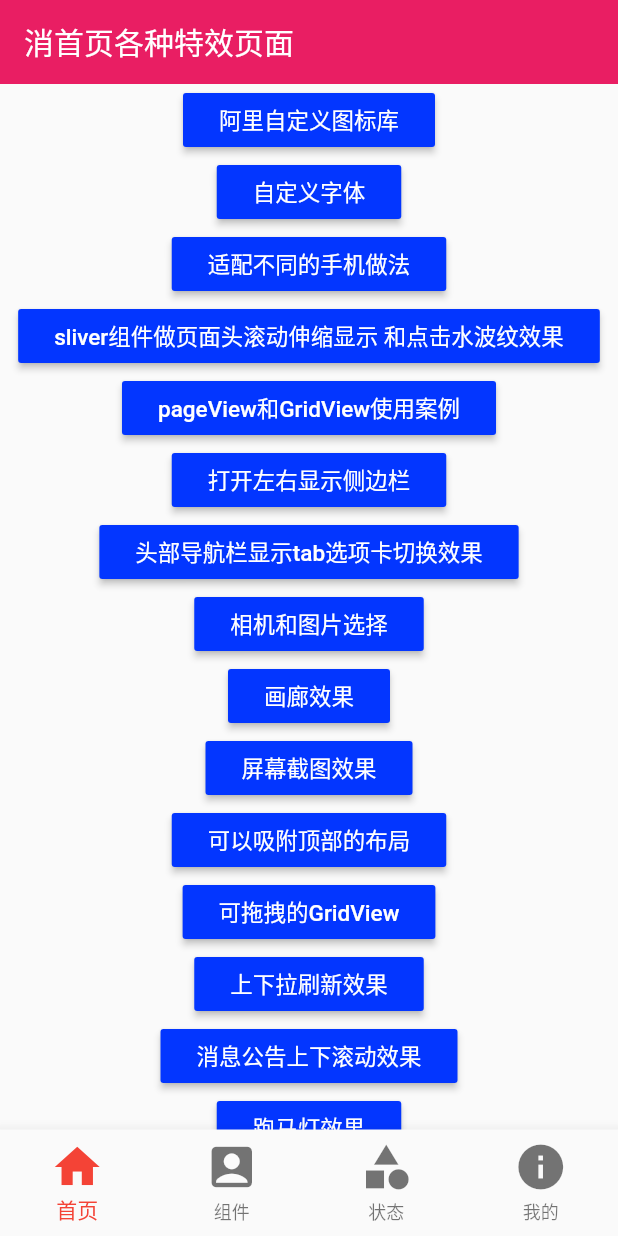
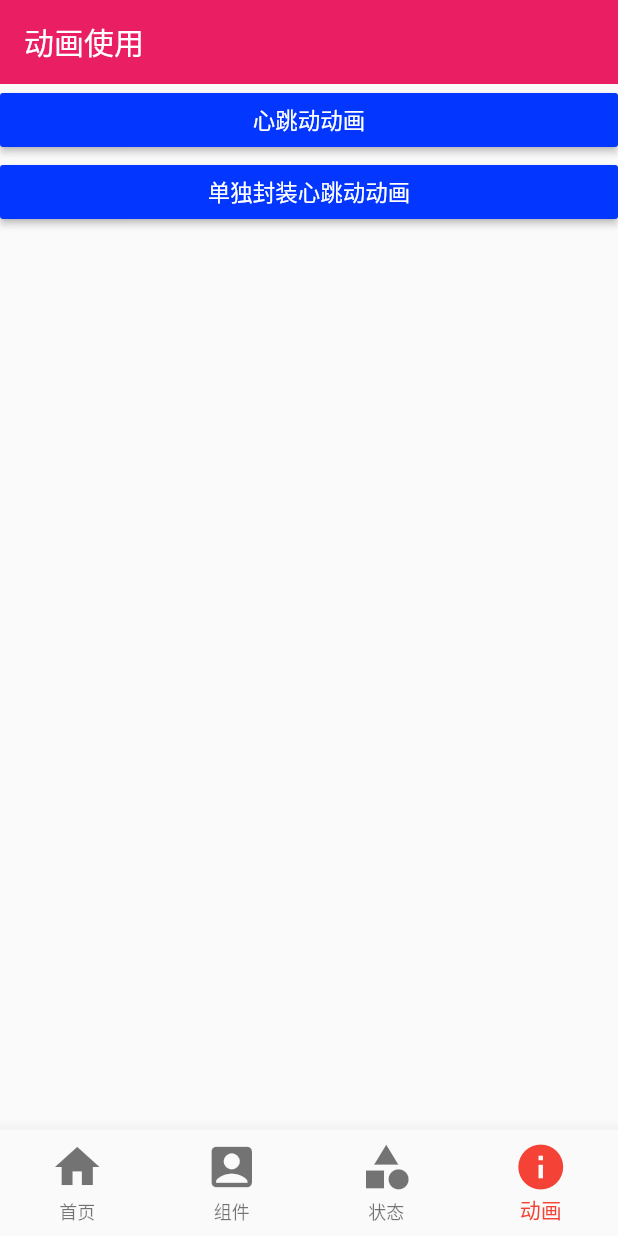
Before and after one commit to suchengyong/flutter_demo, a Flutter app: the screen it shows after launch, on a phone screen of 412 x 824 dp. Run offline on Flutter 3.47's test engine with Material 2 defaults, Android fonts, the phone set to English and light mode, and no system bars; our stand-ins replace camera, date_format, dio, flutter_easyrefresh, flutter_screenutil, flutter_swipe_action_cell and 5 more; missing offline and left inert: flutter_cupertino_date_picker, provide.

Commit message:
更新添加动画

```diff
--- /dev/null
+++ b/lib/Pages/AnimationPage.dart
@@ -0,0 +1,53 @@
+import 'package:flutter/material.dart';
+
+import 'animation/animation_demo.dart';
+import 'animation/animation_heart_demo.dart';
+
+class AnimationPage extends StatefulWidget {
+  AnimationPage({Key key}) : super(key: key);
+
+  @override
+  _AnimationPageState createState() => _AnimationPageState();
+}
+
+class _AnimationPageState extends State<AnimationPage> {
+  @override
+  Widget build(BuildContext context) {
+    return Scaffold(
+      appBar: AppBar(
+        title: Text('动画使用'),
+        elevation: 0.0, //阴影大小
+      ),
+      body: ListView(
+        children: [
+          RaisedButton(
+            child: Text(
+              '心跳动动画',
+              textAlign: TextAlign.center,
+            ),
+            color: Theme.of(context).accentColor, //使用主题颜色
+            textTheme: ButtonTextTheme.primary, //
+            onPressed: () {
+              Navigator.of(context).push(
+                MaterialPageRoute(builder: (context) => AnimationDemo()),
+              );
+            },
+          ),
+          RaisedButton(
+            child: Text(
+              '单独封装心跳动动画',
+              textAlign: TextAlign.center,
+            ),
+            color: Theme.of(context).accentColor, //使用主题颜色
+            textTheme: ButtonTextTheme.primary, //
+            onPressed: () {
+              Navigator.of(context).push(
+                MaterialPageRoute(builder: (context) => AnimationHeartDemo()),
+              );
+            },
+          ),
+        ],
+      ),
+    );
+  }
+}
--- a/lib/Pages/MyPage.dart
+++ /dev/null
@@ -1,21 +0,0 @@
-import 'package:flutter/material.dart';
-
-class MyPage extends StatefulWidget {
-  MyPage({Key key}) : super(key: key);
-
-  @override
-  _MyPageState createState() => _MyPageState();
-}
-
-class _MyPageState extends State<MyPage> {
-  @override
-  Widget build(BuildContext context) {
-    return Scaffold(
-      appBar: AppBar(
-        title: Text('我的页面'),
-        elevation: 0.0, //阴影大小
-      ),
-      body: Text('我的页面'),
-    );
-  }
-}
--- a/lib/Routes/Index.dart
+++ b/lib/Routes/Index.dart
@@ -120,7 +120,7 @@ final routes = {
   '/PostShowPage': (context, {arguments}) => PostShowPage(arguments: arguments),
   '/FontPage': (context) => FontPage(), // 自定义字体
   '/IconsPage': (context) => IconsPage(), // 自定义阿里图标
-  '/': (context) => BottomTabBars(), // tab底部导航
+  '/': (context) => BottomTabBars(index: 3), // tab底部导航
   //'/': (context) => TabBarCenterButton(), // tab底部导航中间部分突出一个半圆导航
 };
 
--- a/lib/TabBars/BottomTabBars.dart
+++ b/lib/TabBars/BottomTabBars.dart
@@ -2,7 +2,7 @@ import 'package:flutter/material.dart';
 import '../Pages/HomePage.dart';
 import '../Pages/ComponentsPage.dart';
 import '../Pages/StatusPage.dart';
-import '../Pages/MyPage.dart';
+import '../Pages/AnimationPage.dart';
 
 class BottomTabBars extends StatefulWidget {
   final index;
@@ -17,7 +17,12 @@ class _BottomTabBarsState extends State<BottomTabBars> {
   _BottomTabBarsState(index) {
     this._currentIndex = index;
   }
-  List _pageList = [HomePage(), ComponentsPage(), StatusPage(), MyPage()];
+  List _pageList = [
+    HomePage(),
+    ComponentsPage(),
+    StatusPage(),
+    AnimationPage()
+  ];
   @override
   Widget build(BuildContext context) {
     return Container(
@@ -40,7 +45,7 @@ class _BottomTabBarsState extends State<BottomTabBars> {
                 icon: Icon(Icons.account_box), title: Text('组件')),
             BottomNavigationBarItem(
                 icon: Icon(Icons.category), title: Text('状态')),
-            BottomNavigationBarItem(icon: Icon(Icons.info), title: Text('我的'))
+            BottomNavigationBarItem(icon: Icon(Icons.info), title: Text('动画'))
           ],
         ),
       ),
--- a/lib/main.dart
+++ b/lib/main.dart
@@ -13,6 +13,7 @@ class MyApp extends StatelessWidget {
   @override
   Widget build(BuildContext context) {
     return new MaterialApp(
+      locale: Locale('en', 'CN'), // app 使用的语言
       debugShowCheckedModeBanner: false, //去掉dug显示
       title: 'flutter标题',
       theme: ThemeData(
@@ -28,7 +29,9 @@ class MyApp extends StatelessWidget {
       localizationsDelegates: [
         S.delegate, // 配置easyrefresh插件中文化配置
         GlobalCupertinoLocalizations.delegate,
+        // 提供Material本地化组件
         GlobalMaterialLocalizations.delegate,
+        // 定义组件文字的方向
         GlobalWidgetsLocalizations.delegate,
         //使用iOS风格弹出框 时需要添加 下面这个CupertinoAlertDialog
         //const FallbackCupertinoLocalisationsDelegate(),
@@ -36,10 +39,8 @@ class MyApp extends StatelessWidget {
         CupertinoLocalizationsDelegate(),
       ],
       supportedLocales: [
-        //此处
-        //const Locale('en','US'), //注释掉才能使得中文有效
-        const Locale('zh', 'CN'),
-        //const Locale('zh', 'CH'),
+        //Locale('en', 'US'),
+        Locale('zh', 'CN'),
       ],
     );
   }
```
Also changed, not shown: lib/Pages/StatusPage.dart (+11 -0 lines), lib/Pages/animation/animation_demo.dart (added, +119 -0 lines), lib/Pages/animation/animation_heart_demo.dart (added, +137 -0 lines), lib/Pages/statusComponents/Bloc_Page.dart (added, +104 -0 lines), lib/TabBars/TabBar_CenterButton.dart (+7 -2 lines), 7 other files.
